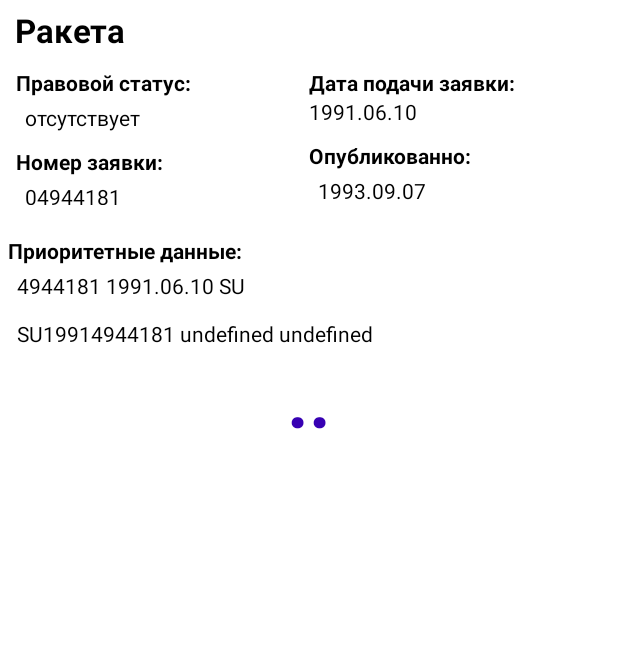
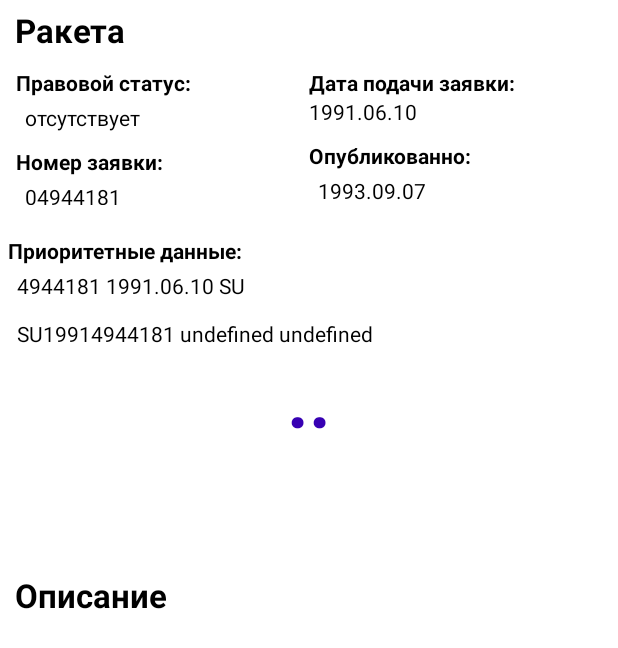
Before and after one commit to bratusev07/RequestRosPat, an Android app: the layout info_screen.xml on its own in the app's theme, with its tools: preview values and no code run, on a phone screen of 412 x 824 dp. Shown: the top 648 px of the screen. Run offline under Robolectric (Android 15) with nearby library versions, the phone set to English and light mode, and no system bars.

Commit message:
Добавил размещение элементов из модели

```diff
--- a/app/src/main/java/com/example/requestrospat/models/MyPriority.java
+++ b/app/src/main/java/com/example/requestrospat/models/MyPriority.java
@@ -25,4 +25,9 @@ public class MyPriority {
     public String getPublishingOffice() {
         return publishingOffice;
     }
+
+    @Override
+    public String toString() {
+        return number + " " + filingDate + " " + publishingOffice;
+    }
 }
--- a/app/src/main/res/layout/info_screen.xml
+++ b/app/src/main/res/layout/info_screen.xml
@@ -9,12 +9,12 @@
         android:id="@+id/info_title"
         android:layout_width="wrap_content"
         android:layout_height="wrap_content"
-        android:textStyle="bold"
+        android:layout_marginStart="10dp"
+        android:layout_marginTop="5dp"
+        android:text="Ракета"
         android:textColor="@color/black"
-        android:layout_marginTop="5dp"
-        android:layout_marginStart="10dp"
         android:textSize="22sp"
-        android:text="Ракета"/>
+        android:textStyle="bold" />
 
     <ViewFlipper
         android:id="@+id/flipper"
@@ -28,126 +28,126 @@
             android:orientation="vertical">
 
             <LinearLayout
-                android:layout_margin="5dp"
                 android:layout_width="match_parent"
                 android:layout_height="wrap_content"
+                android:layout_margin="5dp"
                 android:orientation="horizontal">
 
                 <LinearLayout
                     android:layout_width="0dp"
+                    android:layout_height="match_parent"
                     android:layout_weight="1"
-                    android:layout_height="match_parent"
                     android:orientation="vertical">
 
                     <TextView
+                        android:layout_width="wrap_content"
+                        android:layout_height="wrap_content"
                         android:text="Правовой статус:"
+                        android:textColor="@color/black"
                         android:textSize="14sp"
-                        android:textStyle="bold"
-                        android:textColor="@color/black"
-                        android:layout_width="wrap_content"
-                        android:layout_height="wrap_content"/>
+                        android:textStyle="bold" />
 
                     <TextView
                         android:id="@+id/info_status"
+                        android:layout_width="wrap_content"
+                        android:layout_height="wrap_content"
+                        android:layout_marginStart="6dp"
+                        android:layout_marginTop="4dp"
                         android:text="отсутствует"
-                        android:textSize="14sp"
-                        android:layout_marginTop="4dp"
-                        android:layout_marginStart="6dp"
                         android:textColor="@color/black"
-                        android:layout_width="wrap_content"
-                        android:layout_height="wrap_content"/>
+                        android:textSize="14sp" />
 
                     <TextView
+                        android:layout_width="wrap_content"
+                        android:layout_height="wrap_content"
+                        android:layout_marginTop="10dp"
                         android:text="Номер заявки:"
+                        android:textColor="@color/black"
                         android:textSize="14sp"
-                        android:textStyle="bold"
-                        android:layout_marginTop="10dp"
-                        android:textColor="@color/black"
-                        android:layout_width="wrap_content"
-                        android:layout_height="wrap_content"/>
+                        android:textStyle="bold" />
 
                     <TextView
                         android:id="@+id/info_number"
+                        android:layout_width="wrap_content"
+                        android:layout_height="wrap_content"
+                        android:layout_marginStart="6dp"
+                        android:layout_marginTop="4dp"
                         android:text="04944181"
-                        android:textSize="14sp"
-                        android:layout_marginTop="4dp"
-                        android:layout_marginStart="6dp"
                         android:textColor="@color/black"
-                        android:layout_width="wrap_content"
-                        android:layout_height="wrap_content"/>
+                        android:textSize="14sp" />
 
                 </LinearLayout>
 
                 <LinearLayout
                     android:layout_width="0dp"
+                    android:layout_height="wrap_content"
                     android:layout_weight="1"
-                    android:layout_height="wrap_content"
                     android:orientation="vertical">
 
                     <TextView
+                        android:layout_width="wrap_content"
+                        android:layout_height="wrap_content"
                         android:text="Дата подачи заявки:"
+                        android:textColor="@color/black"
                         android:textSize="14sp"
-                        android:textStyle="bold"
-                        android:textColor="@color/black"
-                        android:layout_width="wrap_content"
-                        android:layout_height="wrap_content"/>
+                        android:textStyle="bold" />
 
                     <TextView
                         android:id="@+id/info_pushDate"
+                        android:layout_width="wrap_content"
+                        android:layout_height="wrap_content"
                         android:text="1991.06.10"
-                        android:textSize="14sp"
                         android:textColor="@color/black"
-                        android:layout_width="wrap_content"
-                        android:layout_height="wrap_content"/>
+                        android:textSize="14sp" />
 
                     <TextView
+                        android:layout_width="wrap_content"
+                        android:layout_height="wrap_content"
+                        android:layout_marginTop="10dp"
                         android:text="Опубликованно:"
+                        android:textColor="@color/black"
                         android:textSize="14sp"
-                        android:textStyle="bold"
-                        android:layout_marginTop="10dp"
-                        android:textColor="@color/black"
-                        android:layout_width="wrap_content"
-                        android:layout_height="wrap_content"/>
+                        android:textStyle="bold" />
 
                     <TextView
                         android:id="@+id/info_postDate"
+                        android:layout_width="wrap_content"
+                        android:layout_height="wrap_content"
+                        android:layout_marginStart="6dp"
+                        android:layout_marginTop="4dp"
                         android:text="1993.09.07"
-                        android:textSize="14sp"
-                        android:layout_marginTop="4dp"
-                        android:layout_marginStart="6dp"
                         android:textColor="@color/black"
-                        android:layout_width="wrap_content"
-                        android:layout_height="wrap_content"/>
+                        android:textSize="14sp" />
                 </LinearLayout>
             </LinearLayout>
 
             <TextView
+                android:layout_width="wrap_content"
+                android:layout_height="wrap_content"
+                android:layout_marginTop="15dp"
                 android:text="Приоритетные данные:"
+                android:textColor="@color/black"
                 android:textSize="14sp"
-                android:textStyle="bold"
-                android:layout_marginTop="15dp"
-                android:textColor="@color/black"
-                android:layout_width="wrap_content"
-                android:layout_height="wrap_content"/>
+                android:textStyle="bold" />
 
             <TextView
                 android:id="@+id/info_priority"
+                android:layout_width="wrap_content"
+                android:layout_height="wrap_content"
+                android:layout_marginStart="6dp"
+                android:layout_marginTop="4dp"
                 android:text="4944181 1991.06.10 SU\n\nSU19914944181 undefined undefined"
-                android:textSize="14sp"
-                android:layout_marginTop="4dp"
-                android:layout_marginStart="6dp"
                 android:textColor="@color/black"
-                android:layout_width="wrap_content"
-                android:layout_height="wrap_content"/>
+                android:textSize="14sp" />
 
             <TextView
                 android:layout_width="wrap_content"
                 android:layout_height="wrap_content"
                 android:layout_gravity="center"
                 android:text=".."
-                android:textStyle="bold"
+                android:textColor="@color/listItemTitleColor"
                 android:textSize="50sp"
-                android:textColor="@color/listItemTitleColor"/>
+                android:textStyle="bold" />
         </LinearLayout>
 
         <LinearLayout
@@ -156,91 +156,117 @@
             android:orientation="vertical">
 
             <TextView
+                android:layout_width="wrap_content"
+                android:layout_height="wrap_content"
+                android:layout_marginTop="15dp"
                 android:text="Заявители:"
+                android:textColor="@color/black"
                 android:textSize="14sp"
-                android:textStyle="bold"
-                android:layout_marginTop="15dp"
-                android:textColor="@color/black"
-                android:layout_width="wrap_content"
-                android:layout_height="wrap_content"/>
+                android:textStyle="bold" />
 
             <TextView
                 android:id="@+id/info_poster"
+                android:layout_width="wrap_content"
+                android:layout_height="wrap_content"
+                android:layout_marginStart="6dp"
+                android:layout_marginTop="4dp"
                 android:text="Куликов А.И."
-                android:textSize="14sp"
-                android:layout_marginTop="4dp"
-                android:layout_marginStart="6dp"
                 android:textColor="@color/black"
-                android:layout_width="wrap_content"
-                android:layout_height="wrap_content"/>
+                android:textSize="14sp" />
 
             <TextView
+                android:layout_width="wrap_content"
+                android:layout_height="wrap_content"
+                android:layout_marginTop="15dp"
                 android:text="Авторы:"
+                android:textColor="@color/black"
                 android:textSize="14sp"
-                android:textStyle="bold"
-                android:layout_marginTop="15dp"
-                android:textColor="@color/black"
-                android:layout_width="wrap_content"
-                android:layout_height="wrap_content"/>
+                android:textStyle="bold" />
 
             <TextView
                 android:id="@+id/info_authors"
+                android:layout_width="wrap_content"
+                android:layout_height="wrap_content"
+                android:layout_marginStart="6dp"
+                android:layout_marginTop="4dp"
                 android:text="Куликов А.И."
-                android:textSize="14sp"
-                android:layout_marginTop="4dp"
-                android:layout_marginStart="6dp"
                 android:textColor="@color/black"
-                android:layout_width="wrap_content"
-                android:layout_height="wrap_content"/>
+                android:textSize="14sp" />
 
             <TextView
+                android:layout_width="wrap_content"
+                android:layout_height="wrap_content"
+                android:layout_marginTop="15dp"
                 android:text="Патентообладатели:"
+                android:textColor="@color/black"
                 android:textSize="14sp"
-                android:textStyle="bold"
-                android:layout_marginTop="15dp"
-                android:textColor="@color/black"
-                android:layout_width="wrap_content"
-                android:layout_height="wrap_content"/>
+                android:textStyle="bold" />
 
             <TextView
                 android:id="@+id/info_owner"
+                android:layout_width="wrap_content"
+                android:layout_height="wrap_content"
+                android:layout_marginStart="6dp"
+                android:layout_marginTop="4dp"
                 android:text="Куликов А.И."
-                android:textSize="14sp"
-                android:layout_marginTop="4dp"
-                android:layout_marginStart="6dp"
                 android:textColor="@color/black"
-                android:layout_width="wrap_content"
-                android:layout_height="wrap_content"/>
+                android:textSize="14sp" />
 
             <TextView
+                android:layout_width="wrap_content"
+                android:layout_height="wrap_content"
+                android:layout_marginTop="15dp"
                 android:text="Документы, цитированные в отчёте о поиске:"
+                android:textColor="@color/black"
                 android:textSize="14sp"
-                android:textStyle="bold"
-                android:layout_marginTop="15dp"
-                android:textColor="@color/black"
-                android:layout_width="wrap_content"
-                android:layout_height="wrap_content"/>
+                android:textStyle="bold" />
 
             <TextView
                 android:id="@+id/info_docs"
-                android:text="Е.Б.Волков. Ракетные двигатели, М.: Во- ениздат, 1969, с.78. Э.С.Педерсен. Атомная энергия в космосе. Атомиздат, М.: 1967, с.74, 146."
-                android:textSize="14sp"
+                android:layout_width="wrap_content"
+                android:layout_height="wrap_content"
+                android:layout_marginStart="6dp"
                 android:layout_marginTop="4dp"
                 android:layout_marginEnd="40dp"
-                android:layout_marginStart="6dp"
+                android:text="Е.Б.Волков. Ракетные двигатели, М.: Во- ениздат, 1969, с.78. Э.С.Педерсен. Атомная энергия в космосе. Атомиздат, М.: 1967, с.74, 146."
                 android:textColor="@color/black"
-                android:layout_width="wrap_content"
-                android:layout_height="wrap_content"/>
+                android:textSize="14sp" />
 
             <TextView
                 android:layout_width="wrap_content"
                 android:layout_height="wrap_content"
                 android:layout_gravity="center"
                 android:text=".."
-                android:textStyle="bold"
+                android:textColor="@color/listItemTitleColor"
                 android:textSize="50sp"
-                android:textColor="@color/listItemTitleColor"/>
+                android:textStyle="bold" />
 
         </LinearLayout>
     </ViewFlipper>
+
+    <TextView
+        android:layout_width="wrap_content"
+        android:layout_height="wrap_content"
+        android:layout_marginStart="10dp"
+        android:layout_marginTop="5dp"
+        android:text="Описание"
+        android:textColor="@color/black"
+        android:textSize="22sp"
+        android:textStyle="bold" />
+
+    <ScrollView
+        android:layout_width="wrap_content"
+        android:layout_height="match_parent"
+        android:layout_marginStart="20dp"
+        android:layout_marginTop="6dp"
+        android:layout_marginEnd="40dp">
+
+        <TextView
+            android:id="@+id/info_des"
+            android:layout_width="match_parent"
+            android:layout_height="wrap_content"
+            android:textColor="@color/black"
+            android:textSize="14sp" />
+
+    </ScrollView>
 </LinearLayout>
```
Also changed, not shown: app/src/main/java/com/example/requestrospat/ItemFragment.java (+77 -0 lines).
